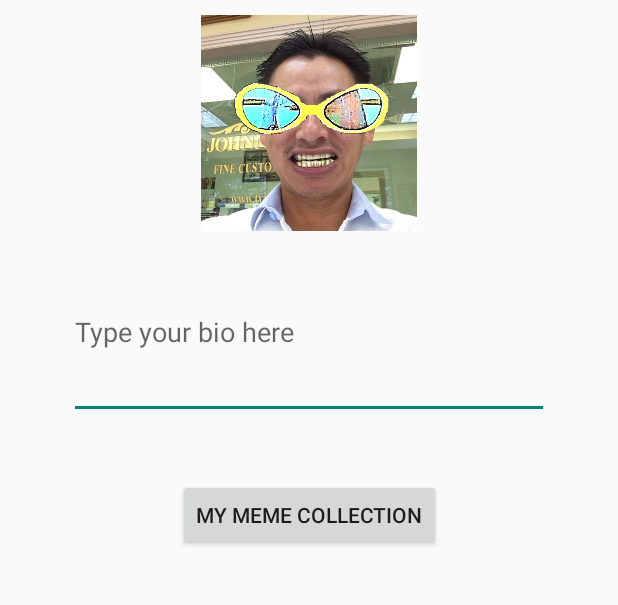
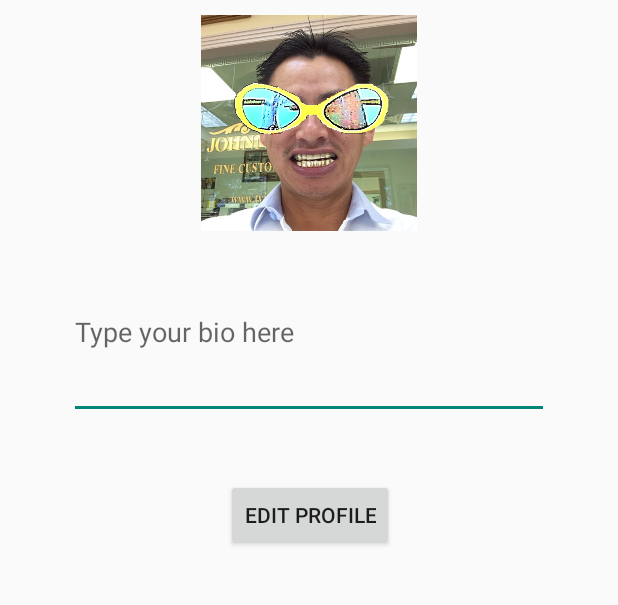
Before and after one commit to MochiCurry/TCSS-450-Team-12, an Android app: the ProfileActivity screen opened directly, with no data from a screen before it, on a phone screen of 412 x 824 dp, the part 84-689 px from its top. Run offline under Robolectric (Android 15) with nearby library versions, the phone set to English and light mode, and no system bars.

Commit message:
matching to show our database and profile edit is being worked on

```diff
--- a/app/src/main/java/edu/tacoma/uw/css/sextod/memeups/ProfileActivity.java
+++ b/app/src/main/java/edu/tacoma/uw/css/sextod/memeups/ProfileActivity.java
@@ -1,6 +1,8 @@
 package edu.tacoma.uw.css.sextod.memeups;
 
 import android.content.Intent;
+import android.media.Image;
+import android.support.design.widget.FloatingActionButton;
 import android.support.v7.app.AppCompatActivity;
 import android.os.Bundle;
 import android.support.v7.widget.Toolbar;
@@ -9,27 +11,55 @@ import android.view.MenuInflater;
 import android.view.MenuItem;
 import android.view.View;
 import android.widget.Button;
+import android.widget.EditText;
+import android.widget.ImageView;
 
-public class ProfileActivity extends AppCompatActivity {
+public class ProfileActivity extends AppCompatActivity implements CourseAddFragment.CourseAddListener
+{
 
     private Button collectionbutton;
+    private EditText registerBio;
+    private ImageView profilePic;
+
 
     @Override
     protected void onCreate(Bundle savedInstanceState) {
         super.onCreate(savedInstanceState);
         setContentView(R.layout.activity_profile);
+
         Toolbar toolbar = (Toolbar) findViewById(R.id.top_bar);
         setSupportActionBar(toolbar);
         getSupportActionBar().setIcon(R.drawable.memeupstopicon);
         getSupportActionBar().setDisplayUseLogoEnabled(true);
 
+
+//        profilePic = findViewById(R.id.profilePic);
+
+
+        registerBio = (EditText) findViewById(R.id.biotext);
+        profilePic = (ImageView) findViewById(R.id.profilePic);
+
         collectionbutton = findViewById(R.id.collectionbutton);
         collectionbutton.setOnClickListener(new View.OnClickListener() {
             @Override
             public void onClick(View v) {
-                openCollectionPage();
+
+                //clear the elements in activity
+                collectionbutton.setVisibility(View.GONE);
+                registerBio.setVisibility(View.GONE);
+                profilePic.setVisibility(View.GONE);
+
+
+                CourseAddFragment courseAddFragment = new CourseAddFragment();
+                getSupportFragmentManager().beginTransaction()
+                        .replace(R.id.fragment_container, courseAddFragment)
+                        .addToBackStack(null)
+                        .commit();
+
+               // openCollectionPage();
             }
         });
+
     }
 
     public void openCollectionPage() {
@@ -48,4 +78,10 @@ public class ProfileActivity extends AppCompatActivity {
     public boolean onOptionsItemSelected(MenuItem item) {
         return super.onOptionsItemSelected(item);
     }
+    @Override
+    public void addCourse(String url) {
+
+    }
+
+
 }
--- a/app/src/main/res/layout/activity_profile.xml
+++ b/app/src/main/res/layout/activity_profile.xml
@@ -4,13 +4,26 @@
     xmlns:tools="http://schemas.android.com/tools"
     android:layout_width="match_parent"
     android:layout_height="match_parent"
-    tools:context=".ProfileActivity">
+    tools:context=".MatchActivity">
 
     <include
         android:id="@+id/top_bar"
         layout = "@layout/top_bar">
 
     </include>
+
+    <include layout="@layout/content_match" />
+
+
+    <ImageView
+        android:id="@+id/profilePic"
+        android:layout_width="144dp"
+        android:layout_height="147dp"
+        android:layout_marginTop="8dp"
+        app:layout_constraintEnd_toEndOf="parent"
+        app:layout_constraintStart_toStartOf="parent"
+        app:layout_constraintTop_toBottomOf="@+id/top_bar"
+        app:srcCompat="@drawable/profilepic" />
 
 
     <EditText
@@ -24,31 +37,29 @@
         app:layout_constraintEnd_toEndOf="parent"
         app:layout_constraintHorizontal_bias="0.501"
         app:layout_constraintStart_toStartOf="parent"
-        app:layout_constraintTop_toBottomOf="@+id/imageView2" />
+        app:layout_constraintTop_toBottomOf="@+id/profilePic" />
 
 
-
-
-
-
-    <ImageView
-        android:id="@+id/imageView2"
-        android:layout_width="144dp"
-        android:layout_height="147dp"
-        android:layout_marginTop="8dp"
-        app:layout_constraintEnd_toEndOf="parent"
-        app:layout_constraintStart_toStartOf="parent"
-        app:layout_constraintTop_toBottomOf="@+id/top_bar"
-        app:srcCompat="@drawable/profilepic" />
 
     <Button
         android:id="@+id/collectionbutton"
         android:layout_width="wrap_content"
         android:layout_height="wrap_content"
         android:layout_marginTop="40dp"
-        android:text="My meme collection"
+        android:text="Edit Profile"
         app:layout_constraintEnd_toEndOf="parent"
         app:layout_constraintHorizontal_bias="0.502"
         app:layout_constraintStart_toStartOf="parent"
         app:layout_constraintTop_toBottomOf="@+id/biotext" />
+
+<!--
+    <android.support.design.widget.FloatingActionButton
+        android:id="@+id/fab"
+        android:layout_width="wrap_content"
+        android:layout_height="wrap_content"
+        android:layout_gravity="bottom|end"
+        android:layout_margin="@dimen/fab_margin"
+        app:srcCompat="@android:drawable/ic_input_add" />
+
+        -->
 </android.support.constraint.ConstraintLayout>
```
Also changed, not shown: app/src/main/java/edu/tacoma/uw/css/sextod/memeups/CourseAddFragment.java (+6 -3 lines), app/src/main/java/edu/tacoma/uw/css/sextod/memeups/database/Match.java (+6 -4 lines), app/src/main/res/layout/fragment_course_add.xml (+11 -4 lines), app/src/main/res/layout/activity_match.xml (indentation only).
